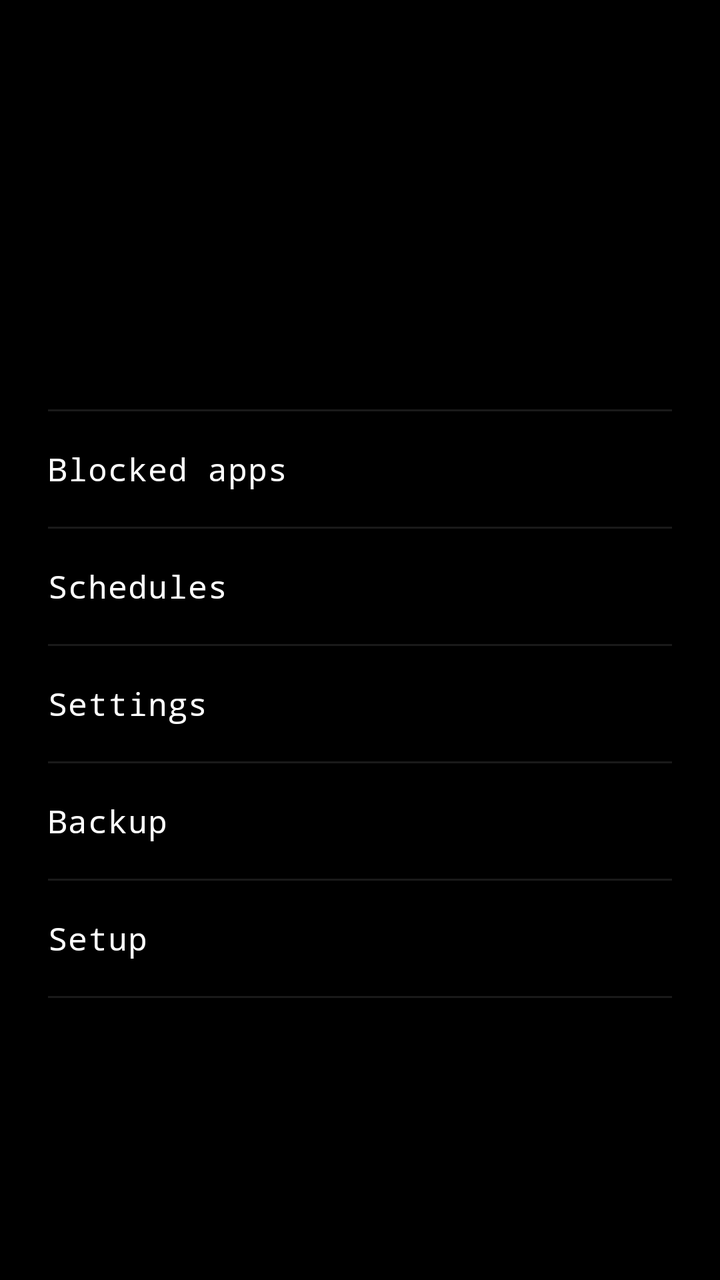
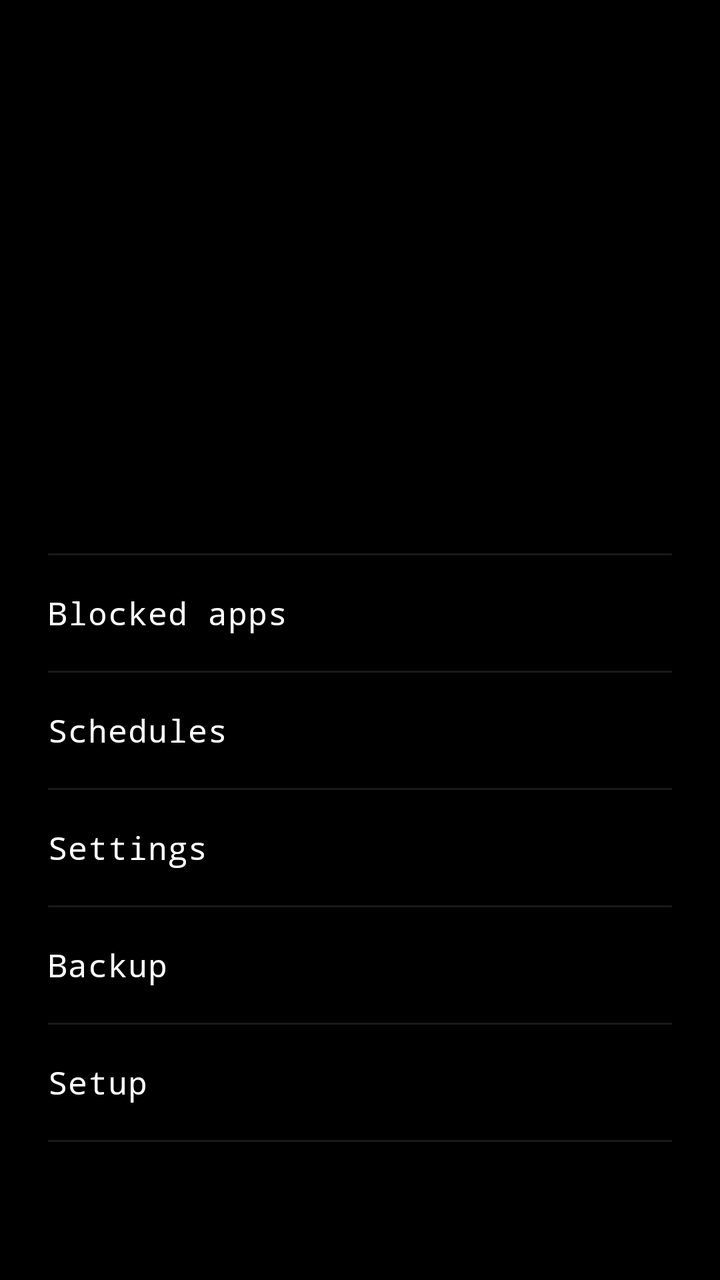

An Android layout rendered at two revisions. The XML below is the earlier revision; the diff shows what the commit changed to produce the second picture.
<!-- AndroidManifest.xml: application theme Theme.NopeMode -->
<!-- res/layout/activity_home.xml -->
<?xml version="1.0" encoding="utf-8"?>
<ScrollView
    xmlns:android="http://schemas.android.com/apk/res/android"
    android:layout_width="match_parent"
    android:layout_height="match_parent"
    android:background="@color/pxx_ink"
    android:paddingStart="24dp"
    android:paddingEnd="24dp"
    android:paddingTop="32dp"
    android:paddingBottom="24dp">

    <LinearLayout
        android:layout_width="match_parent"
        android:layout_height="wrap_content"
        android:orientation="vertical">

        <TextView
            android:id="@+id/stateText"
            style="@style/Text.Display"
            android:layout_width="match_parent"
            android:layout_height="wrap_content" />

        <TextView
            android:id="@+id/blockedCountText"
            style="@style/Text.Muted"
            android:layout_width="match_parent"
            android:layout_height="wrap_content"
            android:layout_marginTop="10dp" />

        <TextView
            android:id="@+id/tierText"
            style="@style/Text.Body"
            android:layout_width="match_parent"
            android:layout_height="wrap_content"
            android:layout_marginTop="20dp" />

        
        <TextView
            android:id="@+id/warningText"
            style="@style/Text.Warn"
            android:layout_width="match_parent"
            android:layout_height="wrap_content"
            android:layout_marginTop="14dp"
            android:visibility="gone" />

        <TextView
            android:id="@+id/provisionText"
            style="@style/Text.Muted"
            android:layout_width="match_parent"
            android:layout_height="wrap_content"
            android:layout_marginTop="16dp"
            android:textIsSelectable="true" />

        <View
            android:layout_width="match_parent"
            android:layout_height="1dp"
            android:layout_marginTop="28dp"
            android:background="@color/pxx_white_10" />

        <Button
            android:id="@+id/blockedAppsButton"
            style="@style/Nav.Row"
            android:layout_width="match_parent"
            android:layout_height="wrap_content"
            android:text="@string/blocked_apps_title" />
        <View style="@style/Divider" />

        <Button
            android:id="@+id/schedulesButton"
            style="@style/Nav.Row"
            android:layout_width="match_parent"
            android:layout_height="wrap_content"
            android:text="@string/schedules_title" />
        <View style="@style/Divider" />

        <Button
            android:id="@+id/settingsButton"
            style="@style/Nav.Row"
            android:layout_width="match_parent"
            android:layout_height="wrap_content"
            android:text="@string/settings_title" />
        <View style="@style/Divider" />

        <Button
            android:id="@+id/backupButton"
            style="@style/Nav.Row"
            android:layout_width="match_parent"
            android:layout_height="wrap_content"
            android:text="@string/backup_title" />
        <View style="@style/Divider" />

        <Button
            android:id="@+id/setupButton"
            style="@style/Nav.Row"
            android:layout_width="match_parent"
            android:layout_height="wrap_content"
            android:text="@string/setup_title" />
        <View style="@style/Divider" />

    </LinearLayout>

</ScrollView>
<!-- resources referenced by this layout -->
<resources>
  <color name="pxx_ink">#000000</color>
  <color name="pxx_white_10">#1AFFFFFF</color>
  <string name="backup_title">Backup</string>
  <string name="blocked_apps_title">Blocked apps</string>
  <string name="schedules_title">Schedules</string>
  <string name="settings_title">Settings</string>
  <string name="setup_title">Setup</string>
  <style name="Divider">
          <item name="android:layout_width">match_parent</item>
          <item name="android:layout_height">1dp</item>
          <item name="android:background">@color/pxx_white_10</item>
      </style>
  <style name="Nav.Row" parent="Widget.Material3.Button.TextButton">
          <item name="android:fontFamily">@string/font_body</item>
          <item name="android:textColor">@color/pxx_paper</item>
          <item name="android:textSize">16sp</item>
          <item name="android:textAllCaps">false</item>
          <item name="android:gravity">start|center_vertical</item>
          <item name="android:paddingTop">18dp</item>
          <item name="android:paddingBottom">18dp</item>
          <item name="android:paddingStart">0dp</item>
          <item name="android:paddingEnd">0dp</item>
          <item name="android:insetTop">0dp</item>
          <item name="android:insetBottom">0dp</item>
          <item name="android:minHeight">0dp</item>
          <item name="android:letterSpacing">0.02</item>
          
          <item name="backgroundTint">@android:color/transparent</item>
          <item name="rippleColor">@color/pxx_white_10</item>
      </style>
  <style name="Text.Body">
          <item name="android:fontFamily">@string/font_body</item>
          <item name="android:textColor">@color/pxx_white_90</item>
          <item name="android:textSize">15sp</item>
          <item name="android:lineSpacingMultiplier">1.35</item>
      </style>
  <style name="Text.Display">
          <item name="android:fontFamily">@string/font_display</item>
          <item name="android:textColor">@color/pxx_paper</item>
          <item name="android:textSize">32sp</item>
          <item name="android:letterSpacing">-0.01</item>
      </style>
  <style name="Text.Muted" parent="Text.Body">
          <item name="android:textColor">@color/pxx_white_50</item>
          <item name="android:textSize">13sp</item>
      </style>
  <style name="Text.Warn" parent="Text.Body">
          <item name="android:textColor">@color/pxx_warn</item>
          <item name="android:textSize">13sp</item>
      </style>
  <string name="font_body" translatable="false">monospace</string>
  <color name="pxx_paper">#FFFFFF</color>
  <color name="pxx_white_90">#E6FFFFFF</color>
  <string name="font_display" translatable="false">monospace</string>
  <color name="pxx_white_50">#80FFFFFF</color>
  <color name="pxx_warn">#FDBA74</color>
  <color name="pxx_signal">#9BE223</color>
  <!-- unchanged entries left out for length: 1 -->
</resources>

<!-- the commit's change to res/layout/activity_home.xml (unified diff, before → after) -->
@@ -51,6 +51,23 @@
             android:layout_marginTop="16dp"
             android:textIsSelectable="true" />
 
+        
+        <Button
+            android:id="@+id/breakButton"
+            style="@style/Button.Signal"
+            android:layout_width="match_parent"
+            android:layout_height="wrap_content"
+            android:layout_marginTop="24dp"
+            android:text="@string/take_a_break" />
+
+        <TextView
+            android:id="@+id/breakReasonText"
+            style="@style/Text.Muted"
+            android:layout_width="match_parent"
+            android:layout_height="wrap_content"
+            android:layout_marginTop="8dp"
+            android:visibility="gone" />
+
         <View
             android:layout_width="match_parent"
             android:layout_height="1dp"
<!-- resource entries referenced after the edit -->
@@ -7,6 +7,15 @@
   <string name="schedules_title">Schedules</string>
   <string name="settings_title">Settings</string>
   <string name="setup_title">Setup</string>
+  <string name="take_a_break">Take a break</string>
+  <style name="Button.Signal" parent="Widget.Material3.Button">
+          <item name="android:fontFamily">@string/font_body</item>
+          <item name="android:textColor">@color/pxx_ink</item>
+          <item name="android:textSize">15sp</item>
+          <item name="android:textAllCaps">false</item>
+          <item name="backgroundTint">@color/pxx_signal</item>
+          <item name="cornerRadius">8dp</item>
+      </style>
   <style name="Divider">
           <item name="android:layout_width">match_parent</item>
           <item name="android:layout_height">1dp</item>
